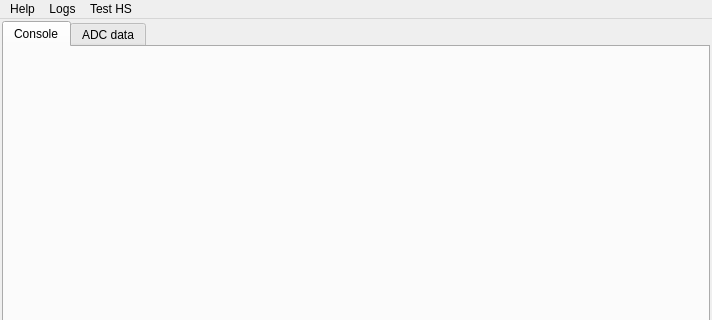
First picture: the form in mainwindow.ui, repository M25Racer/SBC_App, before the edit; both pictures show x 0 to 712 and y 0 to 320 of the 712 by 719 pixel window.
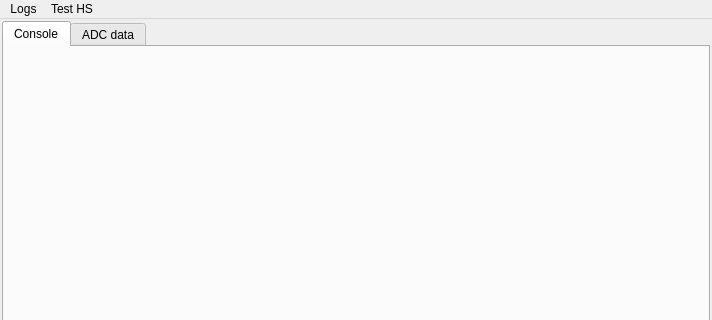
Second picture: the form after the edit. Icons and pictures are not drawn.

The edit to the form file:
```diff
--- a/mainwindow.ui
+++ b/mainwindow.ui
@@ -61,16 +61,9 @@
      <x>0</x>
      <y>0</y>
      <width>712</width>
-     <height>22</height>
+     <height>29</height>
     </rect>
    </property>
-   <widget class="QMenu" name="menuHelp">
-    <property name="title">
-     <string>Help</string>
-    </property>
-    <addaction name="actionAbout"/>
-    <addaction name="actionAboutQt"/>
-   </widget>
    <widget class="QMenu" name="menuLogs">
     <property name="title">
      <string>Logs</string>
@@ -91,7 +84,6 @@
     <addaction name="actionADC_START_for_Sweep"/>
     <addaction name="actionTx_phase_gain_tables_to_MOD"/>
    </widget>
-   <addaction name="menuHelp"/>
    <addaction name="menuLogs"/>
    <addaction name="menuTest"/>
   </widget>
```
Left out of the diff: 3 changed lines with no effect on the pictures.
